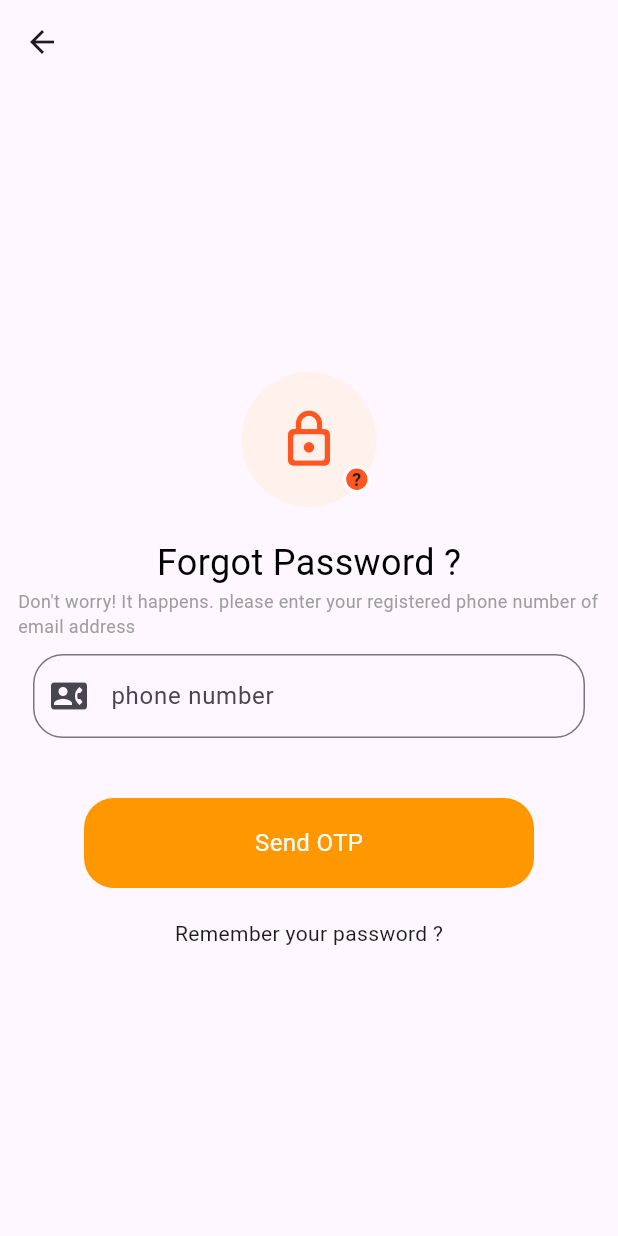
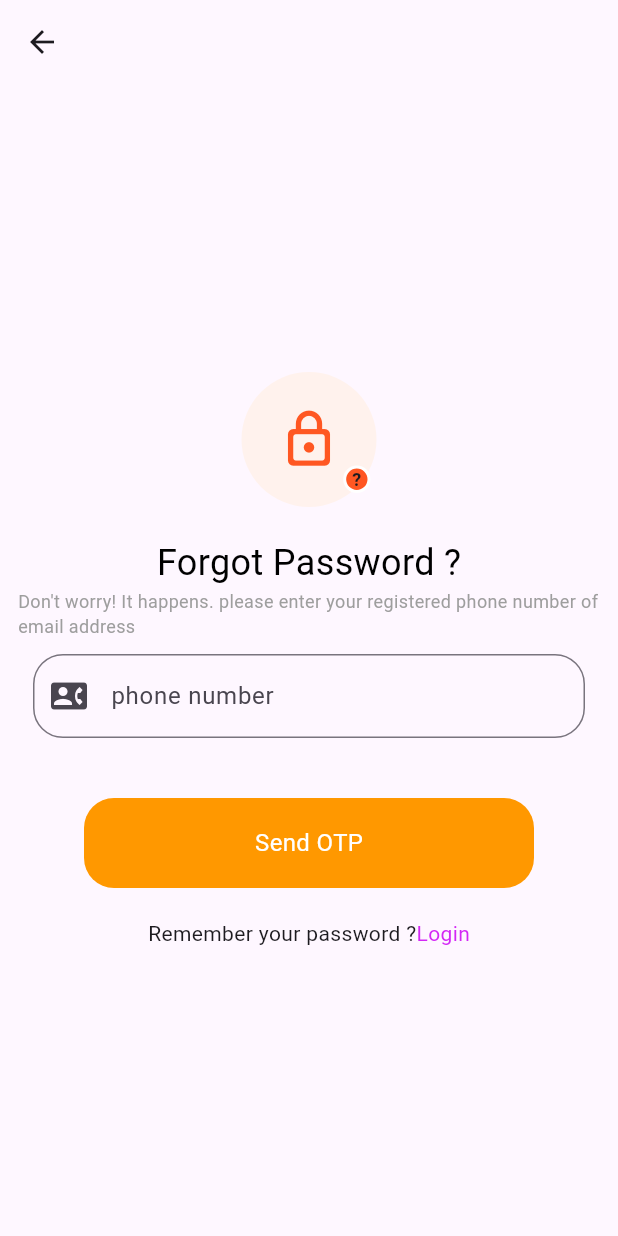
Before and after one commit to mdmehedidesktop-dotcom/navigation-, a Flutter app: the screen it shows after launch, on a phone screen of 412 x 824 dp. Run offline on Flutter 3.47's test engine with Material 3 defaults, Android fonts, the phone set to English and light mode, and no system bars.

Commit message:
Update project

```diff
--- a/lib/Screen/forgot_password.dart
+++ b/lib/Screen/forgot_password.dart
@@ -57,9 +57,10 @@ class _ForgotPasswordState extends State<ForgotPassword> {
              Row(
               mainAxisAlignment: MainAxisAlignment.center,
               children: [
-                Text("Remember your password ?")
+                Text("Remember your password ?"),
+                Text("Login",style: TextStyle(color: Color(0XFFD327F5)),)
               ],
-                         )
+             )
           ],
         ),
       ),)),
```
